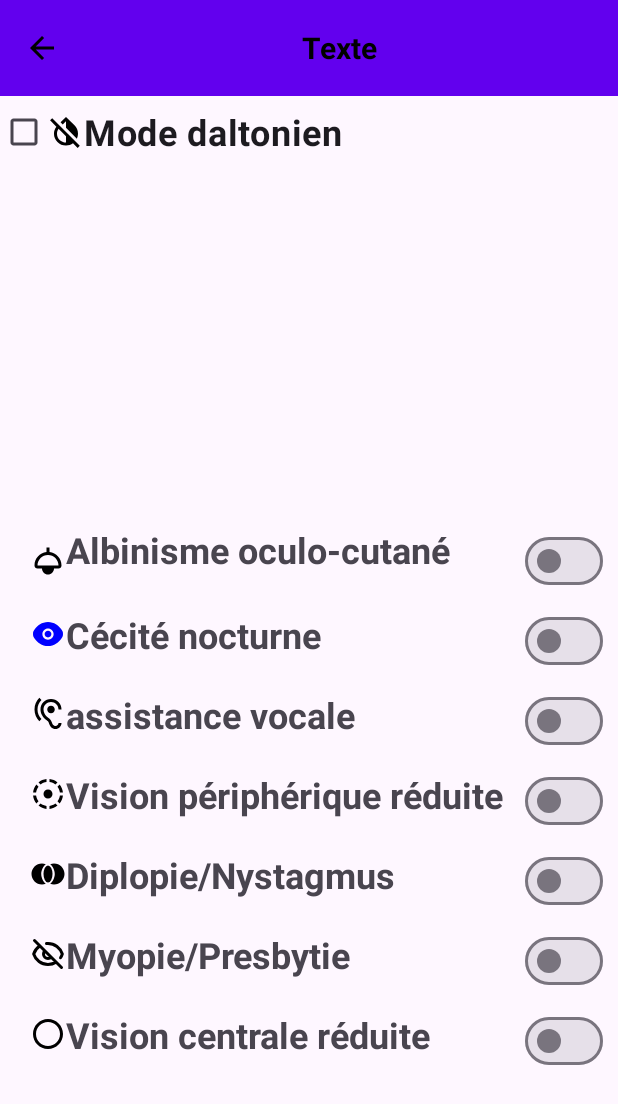
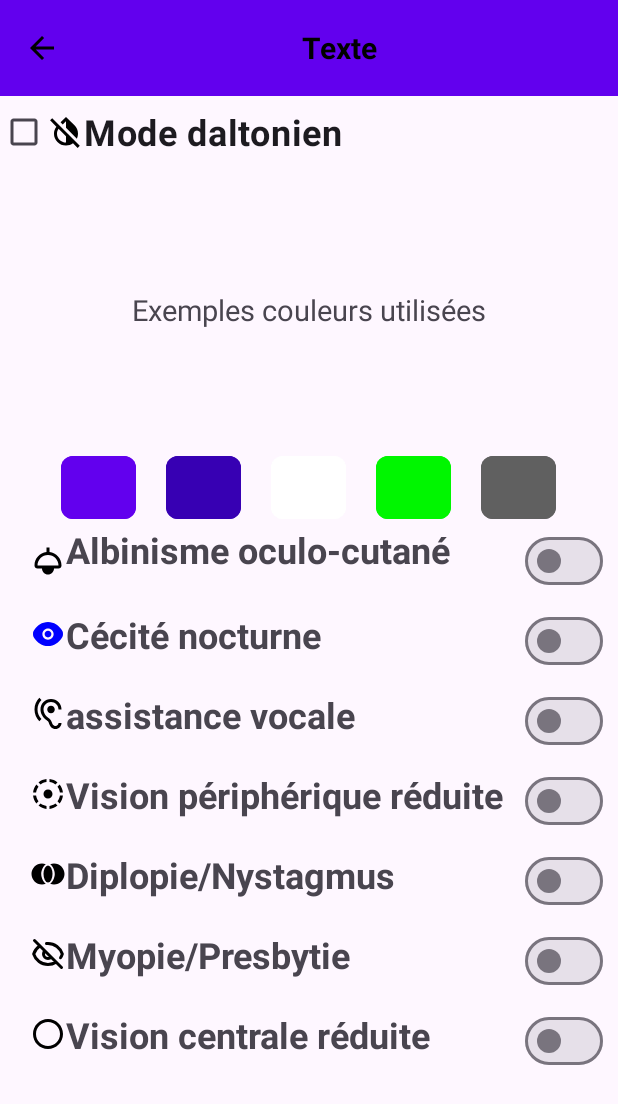
Before and after one commit to Rafale2000/QuestEase-SAE6.01, an Android app: the Parametres screen opened directly, with no data from a screen before it, on a phone screen of 412 x 824 dp. Shown: the top 1104 px of the screen. Run offline under Robolectric (Android 15) with nearby library versions, the phone set to English and light mode, and no system bars.

Commit message:
rajout pallettes de couleurs sur activity paramètres et correction layout

```diff
--- a/app/src/main/res/layout/activity_parametres.xml
+++ b/app/src/main/res/layout/activity_parametres.xml
@@ -82,18 +82,78 @@
     </LinearLayout>
     </LinearLayout>
 
-
-
     <LinearLayout
         android:layout_width="match_parent"
         android:layout_height="wrap_content"
-        app:layout_constraintTop_toBottomOf="@+id/checkboxes_daltonisme"
+        app:layout_constraintTop_toBottomOf="@id/checkboxes_daltonisme"
+        app:layout_constraintBottom_toTopOf="@id/colorSamples"
+        android:gravity="center"
+        android:orientation="vertical"
+        >
+
+
+        <TextView
+            android:id="@+id/colorSamplesText"
+            android:layout_width="wrap_content"
+            android:layout_height="wrap_content"
+            android:text="Exemples couleurs utilisées"
+            android:textSize="19dp"
+            >
+
+        </TextView>
+    </LinearLayout>
+
+    <LinearLayout
+        android:id="@+id/colorSamples"
+        android:layout_width="match_parent"
+        android:layout_height="wrap_content"
+
+        app:strokeWidth="2dp"
         app:layout_constraintBottom_toTopOf="@+id/parametresvue"
-
+        android:gravity="center"
         tools:ignore="MissingConstraints">
 
+        <com.google.android.material.button.MaterialButton
+            android:layout_width="50dp"
+            android:layout_height="50dp"
+            app:cornerRadius="8dp"
+            android:layout_marginHorizontal="10dp"
+            android:backgroundTint="?attr/colorPrimary"
+            >
+        </com.google.android.material.button.MaterialButton>
 
-
+        <com.google.android.material.button.MaterialButton
+            android:layout_width="50dp"
+            android:layout_height="50dp"
+            app:cornerRadius="8dp"
+            android:layout_marginHorizontal="10dp"
+            android:backgroundTint="?attr/colorPrimaryVariant"
+            >
+        </com.google.android.material.button.MaterialButton>
+        <com.google.android.material.button.MaterialButton
+            android:layout_width="50dp"
+            android:layout_height="50dp"
+            app:cornerRadius="8dp"
+            android:layout_marginHorizontal="10dp"
+            android:backgroundTint="?attr/colorOnPrimary"
+            >
+        </com.google.android.material.button.MaterialButton>
+        <com.google.android.material.button.MaterialButton
+            android:layout_width="50dp"
+            android:layout_height="50dp"
+            app:cornerRadius="8dp"
+            android:layout_marginHorizontal="10dp"
+            android:backgroundTint="?attr/colorButtonBackground"
+            >
+        </com.google.android.material.button.MaterialButton>
+        <com.google.android.material.button.MaterialButton
+            android:layout_width="50dp"
+            android:layout_height="50dp"
+            app:cornerRadius="8dp"
+            android:layout_marginHorizontal="10dp"
+            android:backgroundTint="?attr/colorButtonBackground2"
+            >
+        </com.google.android.material.button.MaterialButton>
     </LinearLayout>
 
     <LinearLayout
```
